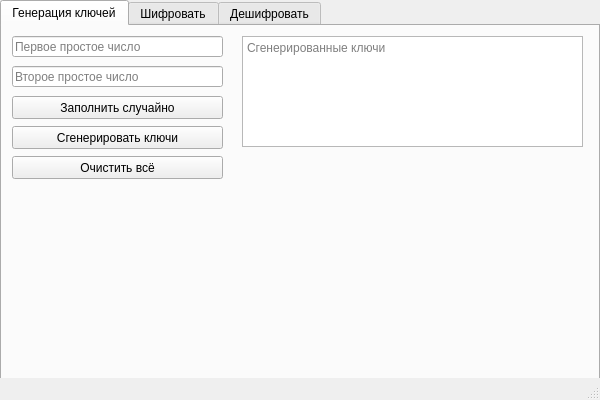
Before: the Qt Designer form ui/rsa_win.ui in daniilamark/cypher_RSA, drawn with Qt 5.
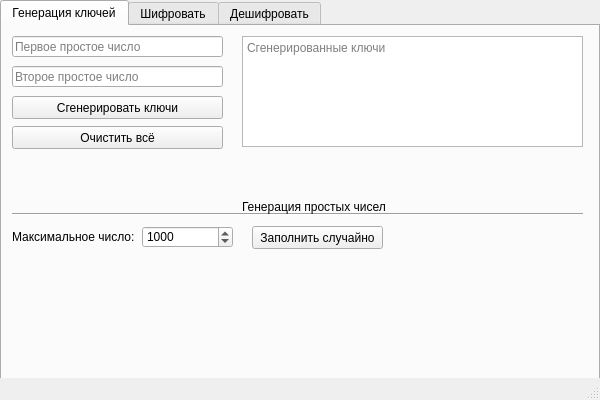
After: the same form once the commit is applied.

Diff of the .ui file:
```diff
--- a/ui/rsa_win.ui
+++ b/ui/rsa_win.ui
@@ -66,9 +66,9 @@
      <widget class="QPushButton" name="btn_random_prime_nums">
       <property name="geometry">
        <rect>
-        <x>10</x>
-        <y>70</y>
-        <width>211</width>
+        <x>250</x>
+        <y>200</y>
+        <width>131</width>
         <height>23</height>
        </rect>
       </property>
@@ -131,7 +131,7 @@
       <property name="geometry">
        <rect>
         <x>10</x>
-        <y>100</y>
+        <y>70</y>
         <width>211</width>
         <height>23</height>
        </rect>
@@ -144,7 +144,7 @@
       <property name="geometry">
        <rect>
         <x>10</x>
-        <y>130</y>
+        <y>100</y>
         <width>211</width>
         <height>23</height>
        </rect>
@@ -153,6 +153,61 @@
        <string>Очистить всё</string>
       </property>
      </widget>
+     <widget class="QLabel" name="label">
+      <property name="geometry">
+       <rect>
+        <x>10</x>
+        <y>200</y>
+        <width>131</width>
+        <height>21</height>
+       </rect>
+      </property>
+      <property name="text">
+       <string>Максимальное число:</string>
+      </property>
+     </widget>
+     <widget class="Line" name="line_3">
+      <property name="geometry">
+       <rect>
+        <x>10</x>
+        <y>180</y>
+        <width>571</width>
+        <height>16</height>
+       </rect>
+      </property>
+      <property name="orientation">
+       <enum>Qt::Horizontal</enum>
+      </property>
+     </widget>
+     <widget class="QSpinBox" name="sb_max_prime_num">
+      <property name="geometry">
+       <rect>
+        <x>140</x>
+        <y>200</y>
+        <width>91</width>
+        <height>22</height>
+       </rect>
+      </property>
+      <property name="maximum">
+       <number>10000</number>
+      </property>
+      <property name="value">
+       <number>1000</number>
+      </property>
+     </widget>
+     <widget class="QLabel" name="label_2">
+      <property name="geometry">
+       <rect>
+        <x>240</x>
+        <y>170</y>
+        <width>151</width>
+        <height>21</height>
+       </rect>
+      </property>
+      <property name="text">
+       <string>Генерация простых чисел</string>
+      </property>
+     </widget>
     </widget>
     <widget class="QWidget" name="tab_encrypt">
      <attribute name="title">
```
Left out of the diff: 8 changed lines with no effect on the pictures.
